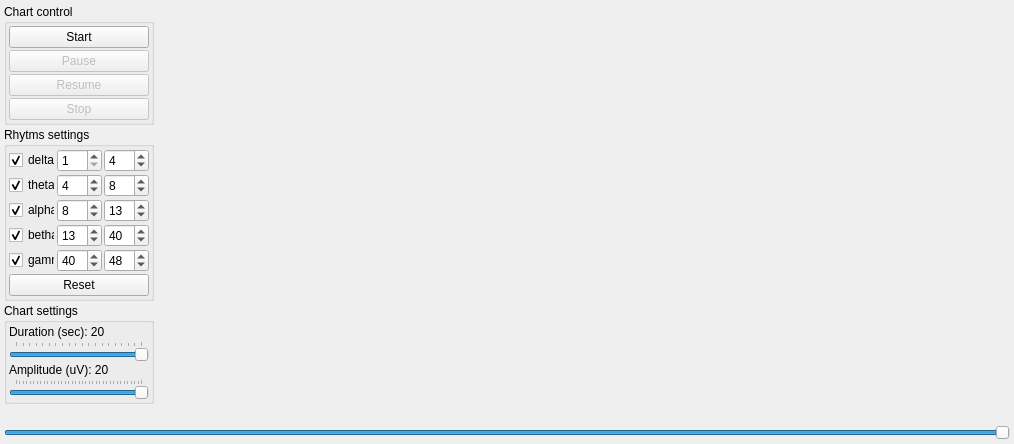
First picture: the form in UI/rhytmwindow.ui, repository ZarkSPb/BB_Python, before the edit.
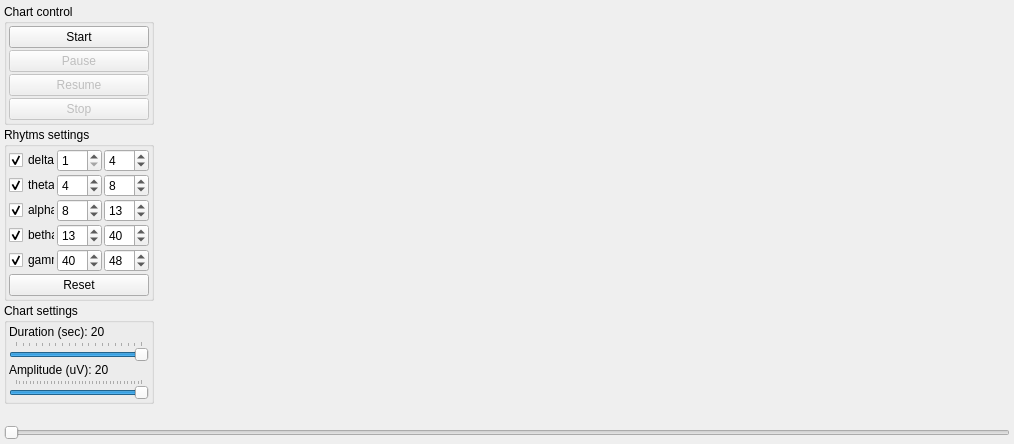
Second picture: the form after the edit.

Patch:
```diff
--- a/UI/rhytmwindow.ui
+++ b/UI/rhytmwindow.ui
@@ -473,6 +473,9 @@
      <property name="enabled">
       <bool>true</bool>
      </property>
+     <property name="minimum">
+      <number>1000</number>
+     </property>
      <property name="maximum">
       <number>10000</number>
      </property>
@@ -483,7 +486,10 @@
       <number>250</number>
      </property>
      <property name="value">
-      <number>10000</number>
+      <number>1000</number>
+     </property>
+     <property name="sliderPosition">
+      <number>1000</number>
      </property>
      <property name="orientation">
       <enum>Qt::Horizontal</enum>
```
Left out of the diff: 2 changed lines with no effect on the pictures.
